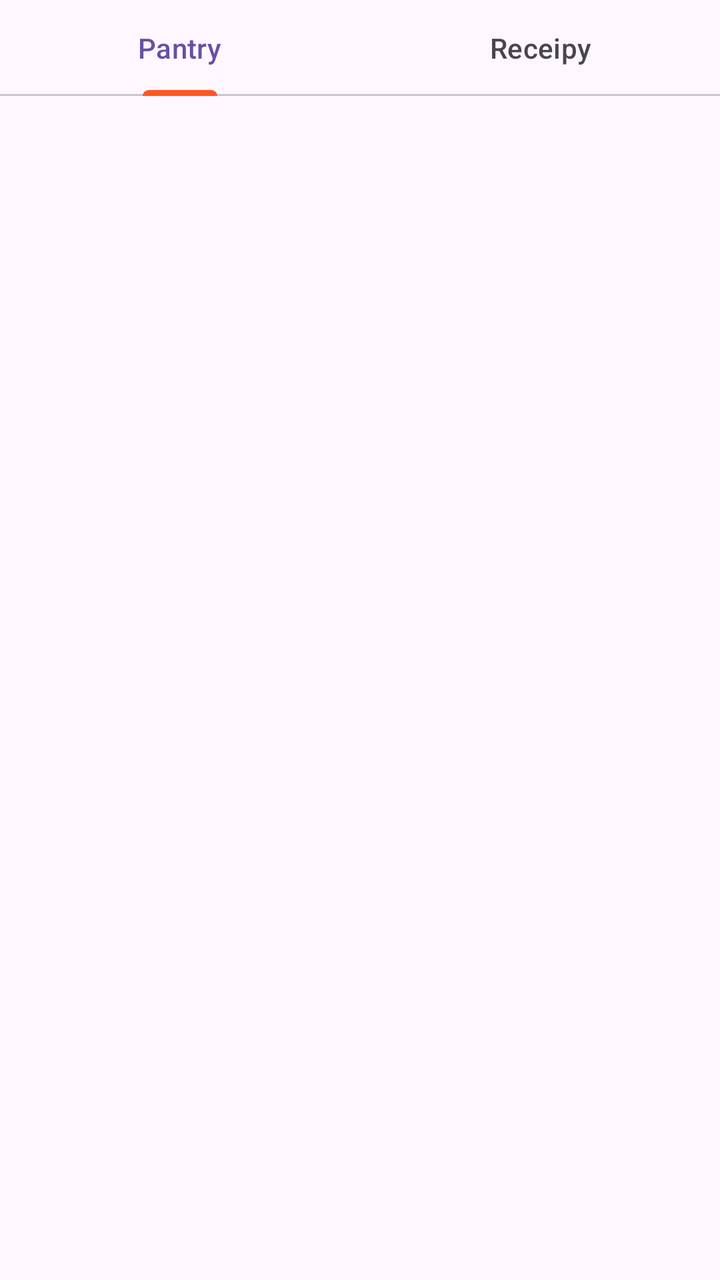
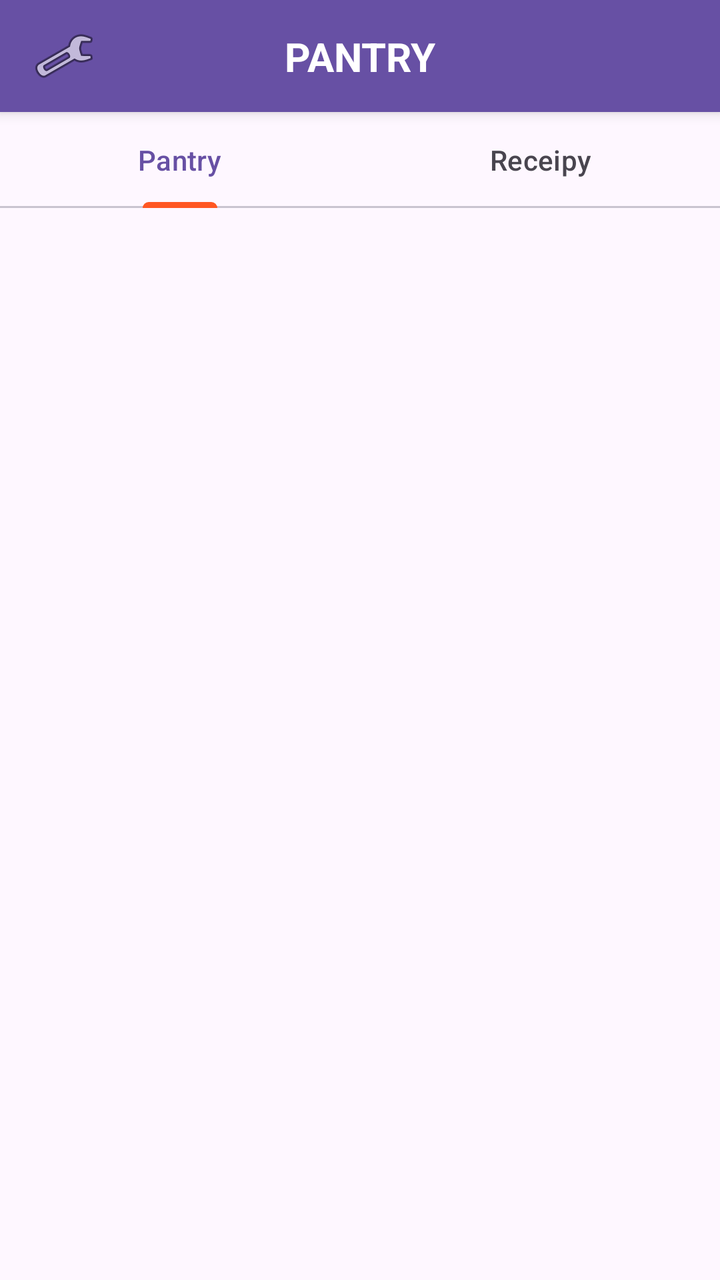

The first picture is an Android layout as it rendered before a commit; the second is the same layout after the commit. The layout source and the unified diff follow.
<!-- AndroidManifest.xml: application theme Theme.Pantry -->
<!-- res/layout/activity_main.xml -->
<?xml version="1.0" encoding="utf-8"?>
<androidx.constraintlayout.widget.ConstraintLayout xmlns:android="http://schemas.android.com/apk/res/android"
    xmlns:app="http://schemas.android.com/apk/res-auto"
    xmlns:tools="http://schemas.android.com/tools"
    android:id="@+id/main"
    android:layout_width="match_parent"
    android:layout_height="match_parent"
    android:orientation="vertical"
    tools:context=".MainActivity">

    <com.google.android.material.tabs.TabLayout
        android:id="@+id/tabLayout"
        android:layout_width="0dp"
        android:layout_height="wrap_content"
        app:layout_constraintEnd_toEndOf="parent"
        app:layout_constraintStart_toStartOf="parent"
        app:layout_constraintTop_toTopOf="parent"
        app:tabIndicatorColor="#FF5722">

        <com.google.android.material.tabs.TabItem
            android:layout_width="wrap_content"
            android:layout_height="wrap_content"
            android:text="Pantry" />

        <com.google.android.material.tabs.TabItem
            android:layout_width="wrap_content"
            android:layout_height="wrap_content"
            android:text="Receipy" />
    </com.google.android.material.tabs.TabLayout>

    <androidx.viewpager2.widget.ViewPager2
        android:id="@+id/viewPager"
        android:layout_width="0dp"
        android:layout_height="0dp"
        app:layout_constraintTop_toBottomOf="@id/tabLayout"
        app:layout_constraintStart_toStartOf="parent"
        app:layout_constraintEnd_toEndOf="parent"
        app:layout_constraintBottom_toBottomOf="parent" />

</androidx.constraintlayout.widget.ConstraintLayout>
<!-- resources referenced by this layout -->
<resources>
  <style name="Theme.Pantry" parent="Base.Theme.Pantry" />
  <style name="Base.Theme.Pantry" parent="Theme.Material3.DayNight.NoActionBar">
          
          
      </style>
</resources>

<!-- the commit's change to res/layout/activity_main.xml (unified diff, before → after) -->
@@ -5,8 +5,48 @@
     android:id="@+id/main"
     android:layout_width="match_parent"
     android:layout_height="match_parent"
-    android:orientation="vertical"
     tools:context=".MainActivity">
+
+    
+
+    <androidx.constraintlayout.widget.ConstraintLayout
+        android:id="@+id/banner"
+        android:layout_width="0dp"
+        android:layout_height="56dp"
+        android:background="?attr/colorPrimary"
+        android:elevation="4dp"
+        app:layout_constraintTop_toTopOf="parent"
+        app:layout_constraintStart_toStartOf="parent"
+        app:layout_constraintEnd_toEndOf="parent">
+
+        <ImageButton
+            android:id="@+id/btn_settings"
+            android:layout_width="40dp"
+            android:layout_height="40dp"
+            android:layout_marginStart="12dp"
+            android:background="?attr/selectableItemBackgroundBorderless"
+            android:contentDescription="Settings"
+            android:src="@android:drawable/ic_menu_manage"
+            app:layout_constraintStart_toStartOf="parent"
+            app:layout_constraintTop_toTopOf="parent"
+            app:layout_constraintBottom_toBottomOf="parent" />
+
+        <TextView
+            android:id="@+id/tv_title"
+            android:layout_width="wrap_content"
+            android:layout_height="wrap_content"
+            android:text="PANTRY"
+            android:textColor="@android:color/white"
+            android:textSize="20sp"
+            android:textStyle="bold"
+            app:layout_constraintTop_toTopOf="parent"
+            app:layout_constraintBottom_toBottomOf="parent"
+            app:layout_constraintStart_toStartOf="parent"
+            app:layout_constraintEnd_toEndOf="parent" />
+
+    </androidx.constraintlayout.widget.ConstraintLayout>
+
+    
 
     <com.google.android.material.tabs.TabLayout
         android:id="@+id/tabLayout"
@@ -14,7 +54,7 @@
         android:layout_height="wrap_content"
         app:layout_constraintEnd_toEndOf="parent"
         app:layout_constraintStart_toStartOf="parent"
-        app:layout_constraintTop_toTopOf="parent"
+        app:layout_constraintTop_toBottomOf="@id/banner"
         app:tabIndicatorColor="#FF5722">
 
         <com.google.android.material.tabs.TabItem
@@ -28,13 +68,15 @@
             android:text="Receipy" />
     </com.google.android.material.tabs.TabLayout>
 
+    
+
     <androidx.viewpager2.widget.ViewPager2
         android:id="@+id/viewPager"
         android:layout_width="0dp"
         android:layout_height="0dp"
-        app:layout_constraintTop_toBottomOf="@id/tabLayout"
+        app:layout_constraintBottom_toBottomOf="parent"
+        app:layout_constraintEnd_toEndOf="parent"
         app:layout_constraintStart_toStartOf="parent"
-        app:layout_constraintEnd_toEndOf="parent"
-        app:layout_constraintBottom_toBottomOf="parent" />
+        app:layout_constraintTop_toBottomOf="@id/tabLayout" />
 
 </androidx.constraintlayout.widget.ConstraintLayout>
